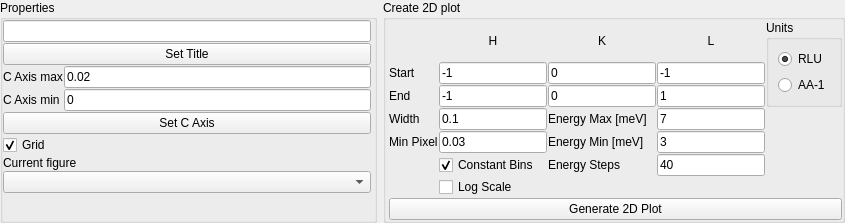
MJOLNIRPackage/MJOLNIR-GUI, file src/main/resources/base/Views/QELine.ui: the form before one commit.
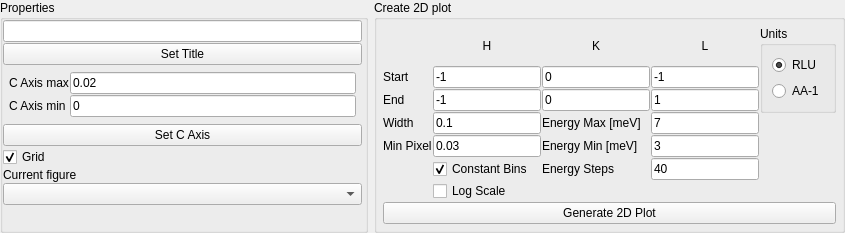
The form after the commit.

Commit message: Update script generation Update name of QELine script to QE cut Add interactivity of cuts on plots Add padding of widgets

Patch:
```diff
--- a/src/main/resources/base/Views/QELine.ui
+++ b/src/main/resources/base/Views/QELine.ui
@@ -7,7 +7,7 @@
     <x>0</x>
     <y>0</y>
     <width>845</width>
-    <height>223</height>
+    <height>233</height>
    </rect>
   </property>
   <property name="windowTitle">
@@ -80,6 +80,18 @@
         </item>
         <item>
          <layout class="QGridLayout" name="gridLayout_2">
+          <property name="leftMargin">
+           <number>6</number>
+          </property>
+          <property name="topMargin">
+           <number>6</number>
+          </property>
+          <property name="rightMargin">
+           <number>6</number>
+          </property>
+          <property name="bottomMargin">
+           <number>6</number>
+          </property>
           <item row="0" column="1">
            <widget class="QLineEdit" name="QELine_CAxisMax_lineEdit">
             <property name="toolTip">
@@ -220,16 +232,16 @@
        <number>1</number>
       </property>
       <property name="leftMargin">
-       <number>3</number>
+       <number>6</number>
       </property>
       <property name="topMargin">
-       <number>0</number>
+       <number>6</number>
       </property>
       <property name="rightMargin">
-       <number>0</number>
+       <number>6</number>
       </property>
       <property name="bottomMargin">
-       <number>0</number>
+       <number>6</number>
       </property>
       <item>
        <layout class="QHBoxLayout" name="horizontalLayout_3">
```
The commit also changes 11 other files.
